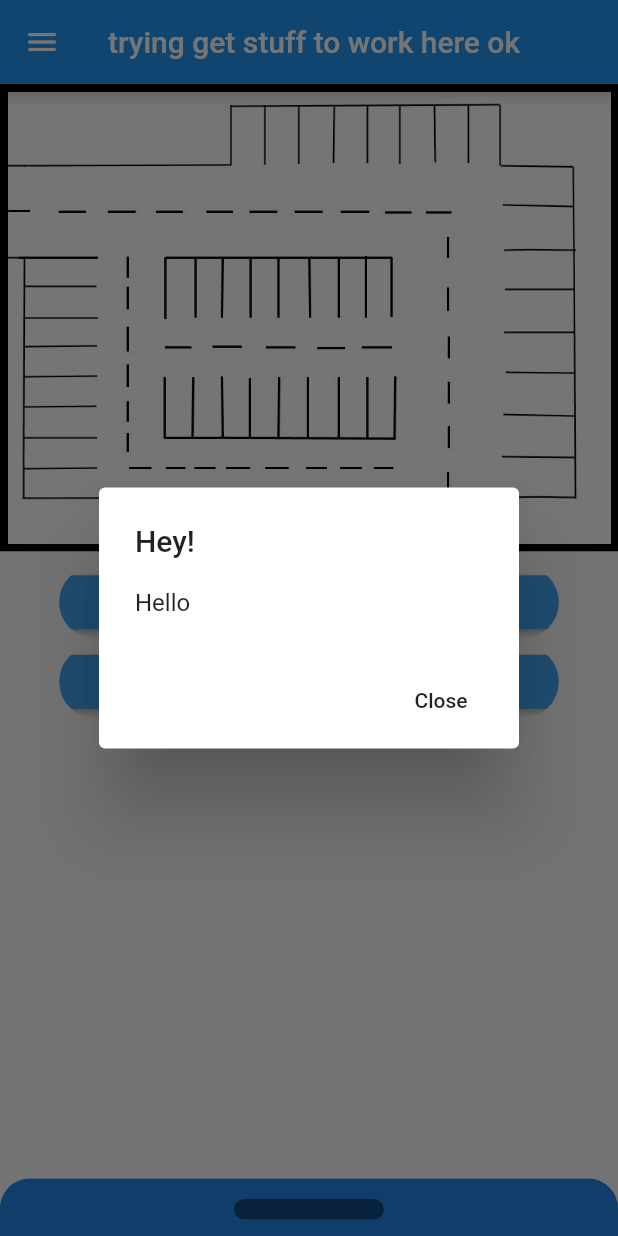
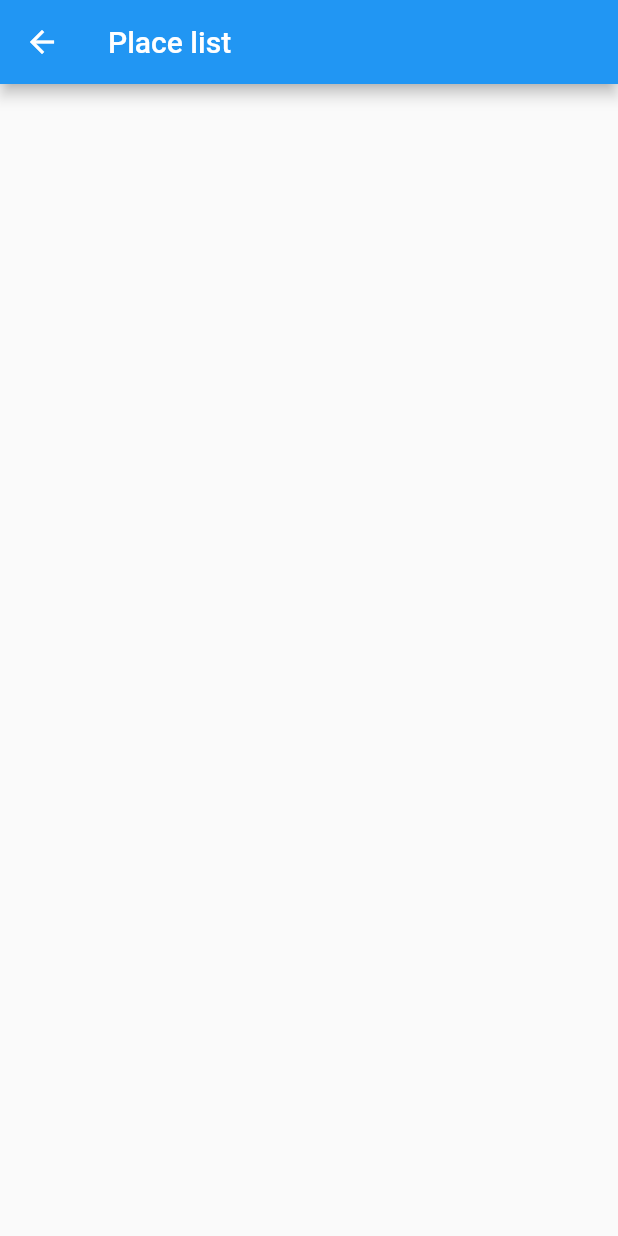
Before and after one commit to TrChik/parkingapp, a Flutter app: the screen it shows after launch, after a tap on "View list", on a phone screen of 412 x 824 dp. Run offline on Flutter 3.47's test engine with Material 2 defaults, Android fonts, the phone set to English and light mode, and no system bars.

```diff
--- a/lib/main.dart
+++ b/lib/main.dart
@@ -35,25 +35,7 @@ class MyHomePage extends StatelessWidget {
   @override
   Widget build(BuildContext context) {
 
-    void _showListDialog() {
-      showDialog(
-        context: context,
-        builder: (BuildContext context){
-          return AlertDialog(
-            title: new Text('Hey!'),
-            content: new Text('Hello'),
-            actions: <Widget>[
-              new FlatButton(
-                child: new Text('Close'),
-                onPressed: (){
-                  Navigator.of(context).pop();
-                },
-              )
-            ],
-          );
-        },
-      );
-    }
+
 
     return Scaffold(
       drawer: NavDrawer(),
@@ -77,7 +59,10 @@ class MyHomePage extends StatelessWidget {
                 borderRadius: BorderRadius.all(Radius.circular(30)),
                 child: RaisedButton(
                   onPressed: () {
-                    _showListDialog();
+                    Navigator.push(
+                      context,
+                      MaterialPageRoute(builder: (context) => ViewRoute()),
+                    );
                   },
                   color: Colors.blue[400],
                   child: Container(
@@ -91,7 +76,12 @@ class MyHomePage extends StatelessWidget {
               ClipRRect(
                 borderRadius: BorderRadius.all(Radius.circular(30)),
                 child: RaisedButton(
-                  onPressed: () {},
+                  onPressed: () {
+                    Navigator.push(
+                      context,
+                      MaterialPageRoute(builder: (context) => ReserveRoute()),
+                    );
+                  },
                   color: Colors.blue[400],
                   child: Container(
                     padding: EdgeInsets.only(left: 100, right: 100),
@@ -180,3 +170,50 @@ Fine for a long delay in the parking lot – 300 UAH.''',
     );
   }
 }
+
+class ViewRoute extends StatelessWidget {
+  @override
+  Widget build(BuildContext context){
+    double containerWidth = MediaQuery.of(context).size.width / 2;
+    return Scaffold(
+      appBar: AppBar(
+        leading: new IconButton(
+          icon: new Icon(Icons.arrow_back, color: Colors.white),
+          onPressed: () => Navigator.of(context).pop(),
+        ),
+        title: Text('Place list')
+      ),
+      body: Row(
+        children: <Widget>[
+          Container(
+            width: containerWidth,
+            child: ListView(
+
+            )
+          ),
+          Container(
+            width: containerWidth,
+            child: ListView(
+
+            )
+          )
+        ],
+      )
+    );
+  }
+}
+
+class ReserveRoute extends StatelessWidget {
+  @override
+  Widget build(BuildContext context){
+    return Scaffold(
+      appBar: AppBar(
+        leading: new IconButton(
+          icon: new Icon(Icons.arrow_back, color: Colors.white),
+          onPressed: () => Navigator.of(context).pop(),
+        ),
+        title: Text('Place reservation')
+      )
+    );
+  }
+}
```
Also changed, not shown: images/imagescheme.jpg.
